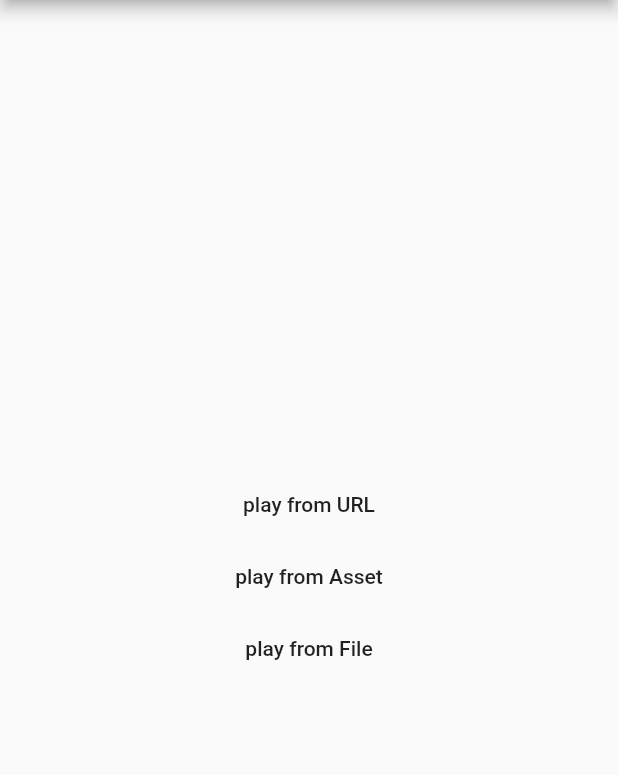
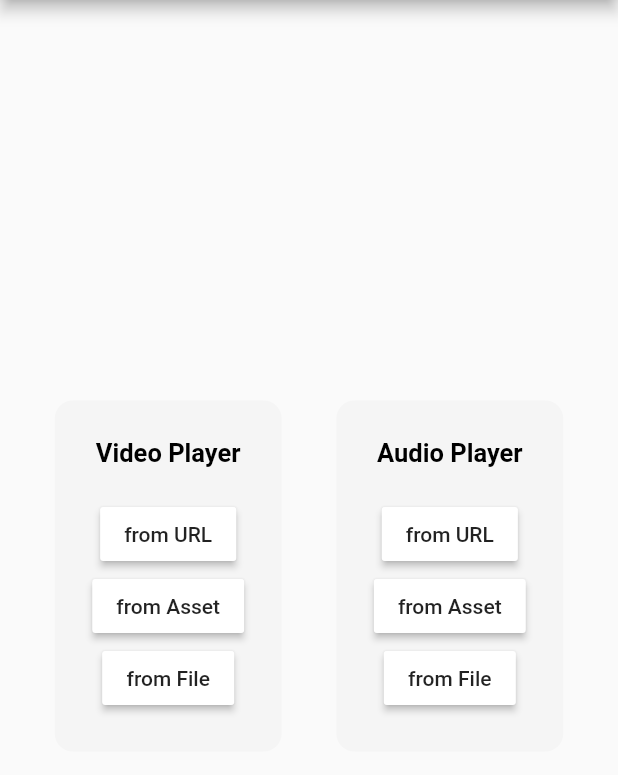
Before and after one commit to mostafa-efafi/bottom_navbar_player, a Flutter app: the screen it shows after launch, on a phone screen of 412 x 824 dp, the part 84-859 px from its top. Run offline on Flutter 3.47's test engine with Material 2 defaults, Android fonts, the light colour scheme and no system bars; our stand-ins replace just_audio, video_player.

Commit message:
updated example App for video player

```diff
--- a/example/lib/main.dart
+++ b/example/lib/main.dart
@@ -23,36 +23,111 @@ class _MyAppState extends State<MyApp> {
     /// create an instance of the class
     final bottomNavBarPlayer = BottomNavBarPlayer();
 
+    const titleStyle = TextStyle(
+        color: Colors.black, fontWeight: FontWeight.bold, fontSize: 17);
+    final boxDecoration = BoxDecoration(
+        color: Colors.grey.shade100, borderRadius: BorderRadius.circular(12));
     return MaterialApp(
       home: Scaffold(
         appBar: AppBar(
           title: const Text('Bottom NavBar Player'),
         ),
         body: Center(
+            child: Row(
+          mainAxisAlignment: MainAxisAlignment.spaceEvenly,
+          children: [
+            /// [video Player] container
+            Container(
+              padding: const EdgeInsets.all(25),
+              decoration: boxDecoration,
               child: Column(
-          mainAxisAlignment: MainAxisAlignment.center,
+                mainAxisSize: MainAxisSize.min,
                 children: [
-            /// For when the sound is played over the http URL [sourceType: SourceType.url]
+                  const Text(
+                    'Video Player',
+                    style: titleStyle,
+                  ),
+                  const SizedBox(
+                    height: 20,
+                  ),
+
+                  /// For when the [video] is played over the http URL [sourceType: SourceType.url]
                   MaterialButton(
+                    color: Colors.white,
+                    onPressed: () => bottomNavBarPlayer.play(
+                        'https://flutter.github.io/assets-for-api-docs/assets/videos/bee.mp4',
+                        sourceType: SourceType.url,
+                        mediaType: MediaType.video),
+                    child: const Text('from URL'),
+                  ),
+
+                  /// For when the [video] is played over the asset path [sourceType: SourceType.asset]
+                  MaterialButton(
+                    color: Colors.white,
+                    onPressed: () => bottomNavBarPlayer.play('assets/bee.mp4',
+                        sourceType: SourceType.asset,
+                        mediaType: MediaType.video),
+                    child: const Text('from Asset'),
+                  ),
+
+                  /// For when the [video] is played through the file stored in the memory [sourceType: SourceType.file]
+                  MaterialButton(
+                    color: Colors.white,
+                    onPressed: () => bottomNavBarPlayer.play(
+                        '/storage/sdcard/Download/bee.mp4',
+                        sourceType: SourceType.file,
+                        mediaType: MediaType.video),
+                    child: const Text('from File'),
+                  ),
+                ],
+              ),
+            ),
+
+            /// [Audio Player] container
+            Container(
+              padding: const EdgeInsets.all(25),
+              decoration: boxDecoration,
+              child: Column(
+                mainAxisSize: MainAxisSize.min,
+                children: [
+                  const Text(
+                    'Audio Player',
+                    style: titleStyle,
+                  ),
+                  const SizedBox(
+                    height: 20,
+                  ),
+
+                  /// For when the [audio] is played over the http URL [sourceType: SourceType.url]
+                  MaterialButton(
+                    color: Colors.white,
                     onPressed: () => bottomNavBarPlayer.play(
                         'https://download.samplelib.com/mp3/sample-9s.mp3',
-                  sourceType: SourceType.url),
-              child: const Text('play from URL'),
+                        sourceType: SourceType.url,
+                        mediaType: MediaType.audio),
+                    child: const Text('from URL'),
                   ),
 
-            /// For when the sound is played over the asset path [sourceType: SourceType.asset]
+                  /// For when the [audio] is played over the asset path [sourceType: SourceType.asset]
                   MaterialButton(
+                    color: Colors.white,
                     onPressed: () => bottomNavBarPlayer.play('assets/audio.mp3',
-                  sourceType: SourceType.asset),
-              child: const Text('play from Asset'),
+                        sourceType: SourceType.asset,
+                        mediaType: MediaType.audio),
+                    child: const Text('from Asset'),
                   ),
 
-            /// For when the sound is played through the file stored in the memory [sourceType: SourceType.file]
+                  /// For when the [audio] is played through the file stored in the memory [sourceType: SourceType.file]
                   MaterialButton(
+                    color: Colors.white,
                     onPressed: () => bottomNavBarPlayer.play(
                         '/storage/sdcard/Download/audio_file.mp3',
-                  sourceType: SourceType.file),
-              child: const Text('play from File'),
+                        sourceType: SourceType.file,
+                        mediaType: MediaType.audio),
+                    child: const Text('from File'),
+                  ),
+                ],
+              ),
             ),
           ],
         )),
```
Lines whose indentation alone changed are shown as unchanged.
